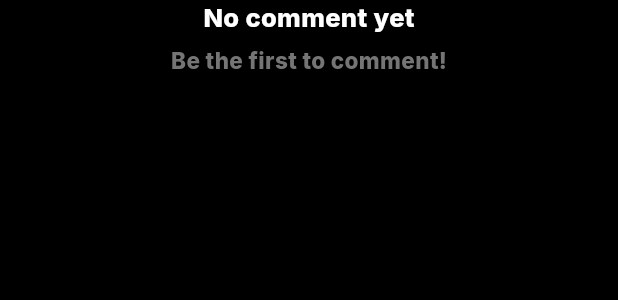
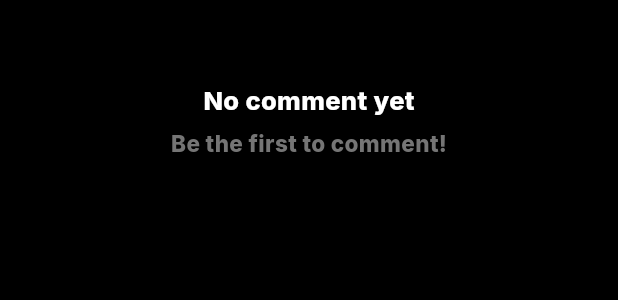
Before and after one commit to Tho100/revent, a Flutter app: the VentCommentsListView widget shown alone on an empty page, opened directly with empty values, on a phone screen of 412 x 824 dp. Shown: the top 300 px of the screen. Run offline on Flutter 3.47's test engine with Material 3 defaults, Android fonts, the phone set to English and light mode, and no system bars; our stand-ins replace flutter_dotenv, flutter_native_image, get_it, google_fonts; missing offline and left inert: dynamic_height_grid_view, image_picker_plus, mysql_client.

Commit message:
Makes empty-comment more centered

```diff
--- a/lib/widgets/vent_widgets/comments/vent_comments_listview.dart
+++ b/lib/widgets/vent_widgets/comments/vent_comments_listview.dart
@@ -26,8 +26,13 @@ class VentCommentsListView extends StatelessWidget {
   }
 
   Widget _buildOnEmpty() {
-    return EmptyPage()
-      .headerCustomMessage(header: 'No comment yet', subheader: 'Be the first to comment!');
+    return Padding(
+      padding: const EdgeInsets.only(top: 55),
+      child: EmptyPage().headerCustomMessage(
+        header: 'No comment yet',
+        subheader: 'Be the first to comment!'
+      ),
+    );
   }
 
   @override
```
